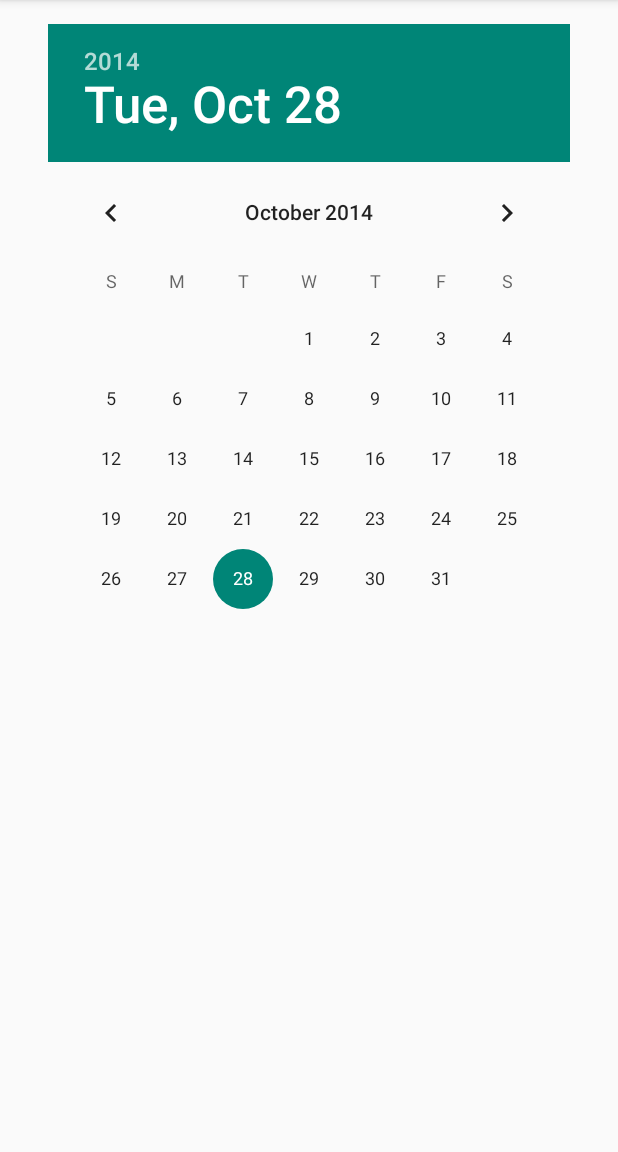
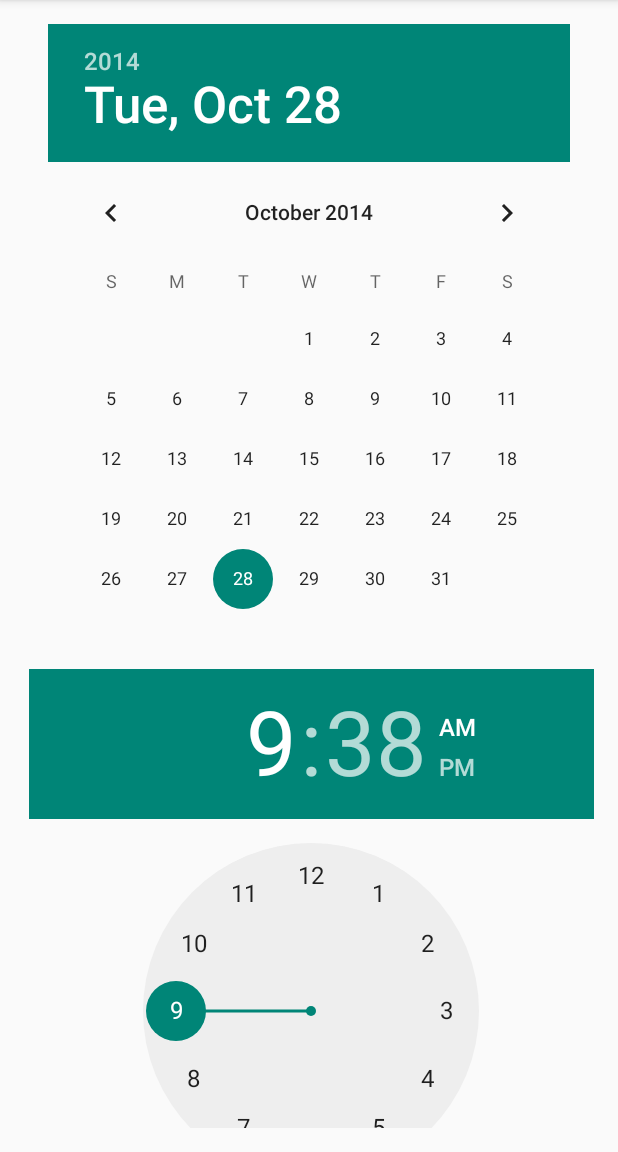
Before and after one commit to chrisoei/stardate, an Android app: the screen it shows after launch (ConverterActivity), on a phone screen of 412 x 824 dp, the part 84-1236 px from its top. Run offline under Robolectric (Android 15) with nearby library versions, the phone set to English and light mode, and no system bars.

Commit message:
Add TimePicker to Android

```diff
--- a/Android/Stardate/app/src/main/res/layout/fragment_converter.xml
+++ b/Android/Stardate/app/src/main/res/layout/fragment_converter.xml
@@ -15,4 +15,12 @@
         android:layout_alignParentTop="true"
         android:layout_centerHorizontal="true"
         android:calendarViewShown="false" />
+
+    <TimePicker
+        android:layout_width="wrap_content"
+        android:layout_height="wrap_content"
+        android:id="@+id/timePicker"
+        android:layout_below="@+id/datePicker"
+        android:layout_centerHorizontal="true"
+        android:paddingStart="3dp" />
 </RelativeLayout>
```
